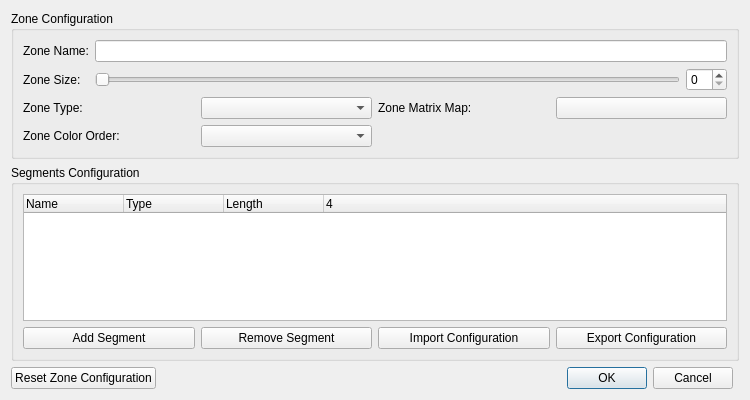
CalcProgrammer1/OpenRGB, file qt/OpenRGBZoneEditorDialog/OpenRGBZoneEditorDialog.ui: the form before one commit.
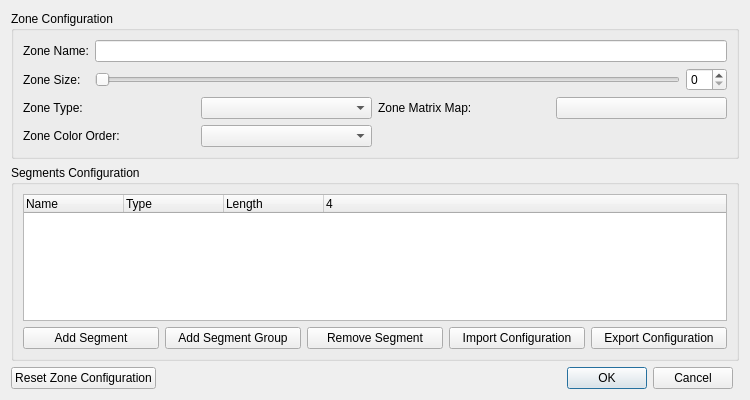
The form after the commit. Custom widgets are drawn as their Qt base class.

Commit message: Implement segment groups in zone editor

```diff
--- a/qt/OpenRGBZoneEditorDialog/OpenRGBZoneEditorDialog.ui
+++ b/qt/OpenRGBZoneEditorDialog/OpenRGBZoneEditorDialog.ui
@@ -20,6 +20,20 @@
       <string>Segments Configuration</string>
      </property>
      <layout class="QGridLayout" name="gridLayout_2">
+      <item row="1" column="2">
+       <widget class="QPushButton" name="RemoveSegmentButton">
+        <property name="text">
+         <string>Remove Segment</string>
+        </property>
+       </widget>
+      </item>
+      <item row="1" column="4">
+       <widget class="QPushButton" name="ExportConfigurationButton">
+        <property name="text">
+         <string>Export Configuration</string>
+        </property>
+       </widget>
+      </item>
       <item row="1" column="0">
        <widget class="QPushButton" name="AddSegmentButton">
         <property name="text">
@@ -27,14 +41,7 @@
         </property>
        </widget>
       </item>
-      <item row="1" column="1">
-       <widget class="QPushButton" name="RemoveSegmentButton">
-        <property name="text">
-         <string>Remove Segment</string>
-        </property>
-       </widget>
-      </item>
-      <item row="0" column="0" colspan="4">
+      <item row="0" column="0" colspan="5">
        <widget class="QTreeWidget" name="SegmentsTreeWidget">
         <property name="columnCount">
          <number>4</number>
@@ -61,17 +68,17 @@
         </column>
        </widget>
       </item>
-      <item row="1" column="2">
+      <item row="1" column="3">
        <widget class="QPushButton" name="ImportConfigurationButton">
         <property name="text">
          <string>Import Configuration</string>
         </property>
        </widget>
       </item>
-      <item row="1" column="3">
-       <widget class="QPushButton" name="ExportConfigurationButton">
+      <item row="1" column="1">
+       <widget class="QPushButton" name="AddSegmentGroupButton">
         <property name="text">
-         <string>Export Configuration</string>
+         <string>Add Segment Group</string>
         </property>
        </widget>
       </item>
```
Left out of the diff: 6 changed lines with no effect on the pictures. The commit also changes 5 other files.
